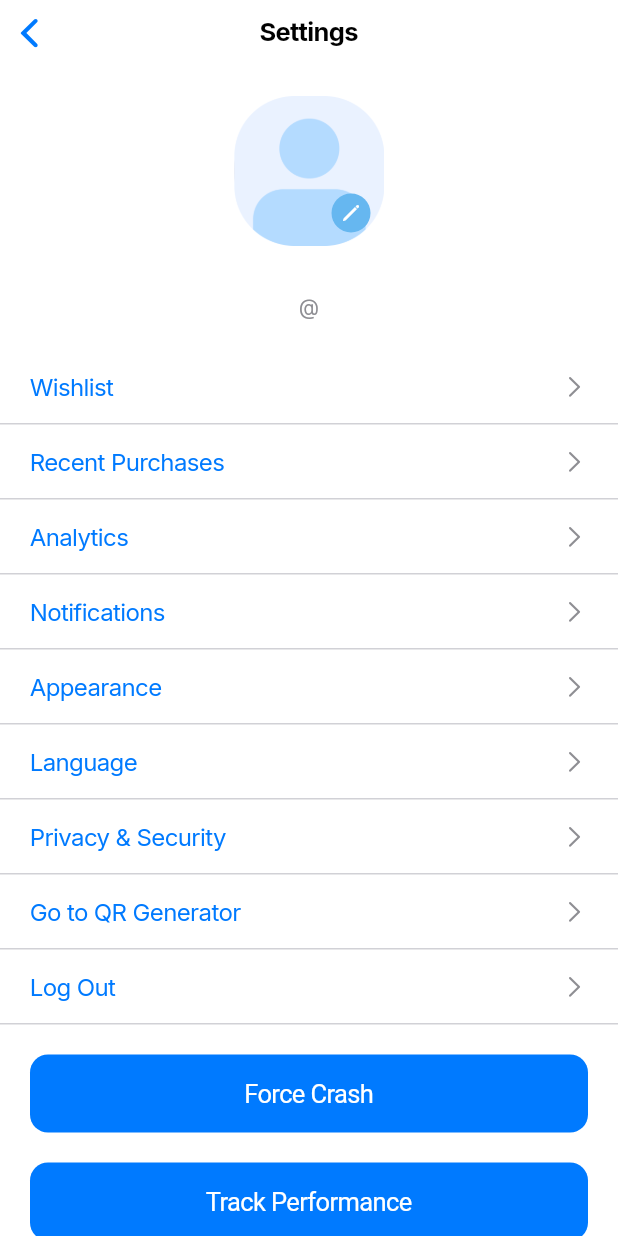
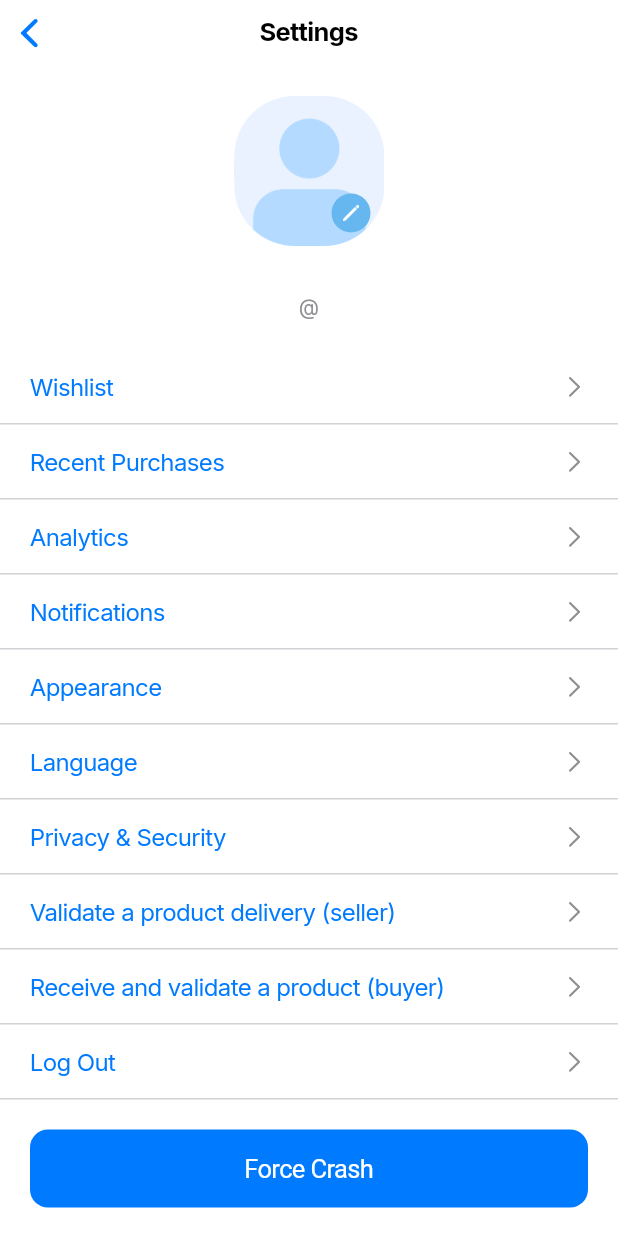
Before and after one commit to ISIS-3510-G24/Flutter, a Flutter app: the ProfileScreen screen opened directly, on a phone screen of 412 x 824 dp. Run offline on Flutter 3.47's test engine with Material 3 defaults, Android fonts, the phone set to English and light mode, and no system bars; our stand-ins replace cloud_firestore, firebase_analytics, firebase_auth, firebase_core, firebase_crashlytics, flutter_svg and 2 more; missing offline and left inert: firebase_performance, mobile_scanner; accounts and stored records are empty.

Commit message:
scan QR routing

```diff
--- a/unimarket/lib/screens/tabs/profile_screen.dart
+++ b/unimarket/lib/screens/tabs/profile_screen.dart
@@ -119,7 +119,8 @@ class _ProfileScreenState extends State<ProfileScreen> {
                   _buildSettingItem(context, "Appearance"),
                   _buildSettingItem(context, "Language"),
                   _buildSettingItem(context, "Privacy & Security"),
-                  _buildSettingItem(context, "Go to QR Generator", route: '/genQR'),
+                  _buildSettingItem(context, "Validate a product delivery (seller)", route: '/genQR'),
+                  _buildSettingItem(context, "Receive and validate a product (buyer)", route: '/scanQR'),
                   _buildSettingItem(context, "Log Out", logout: true),
 
                   const SizedBox(height: 20),
```
